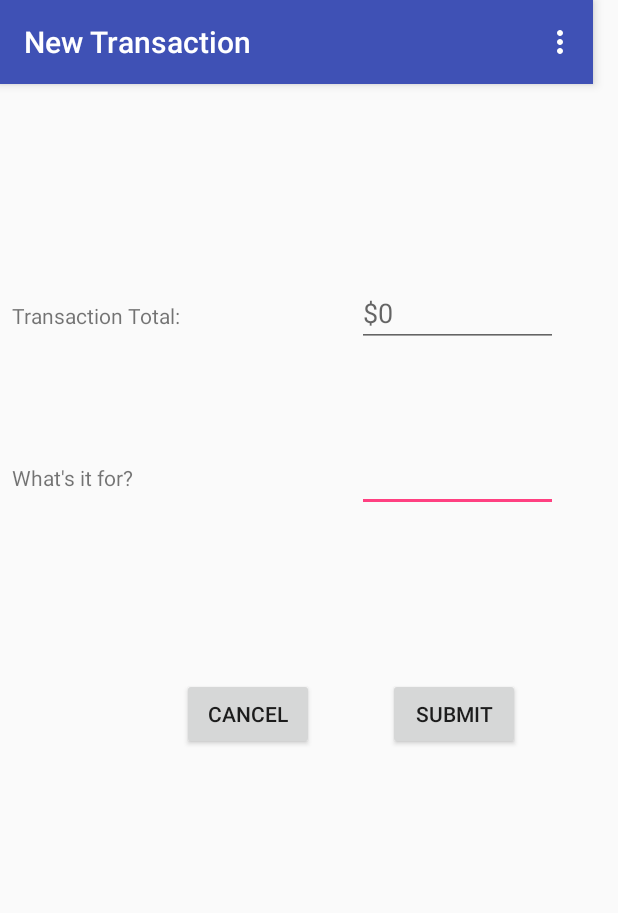
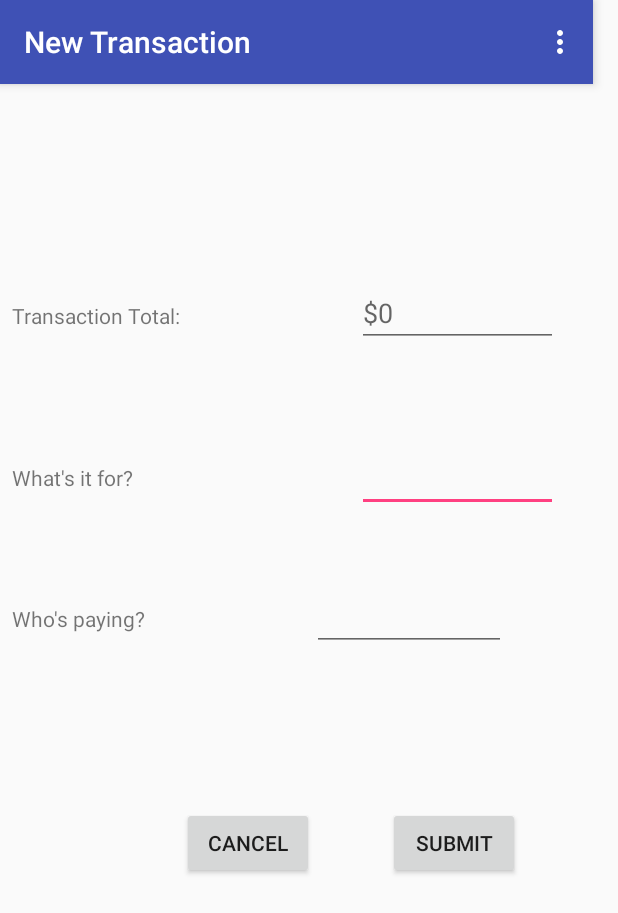
Before and after one commit to rayzhv/spl.it, an Android app: the TransactionActivity screen opened directly, with no data from a screen before it, on a phone screen of 412 x 824 dp. Shown: the top 913 px of the screen. Run offline under Robolectric (Android 15) with nearby library versions, the light colour scheme and no system bars; our stand-ins replace Firebase (no records; nobody signed in at launch, a user with empty details on screens opened directly).

Commit message:
updated transactionActivity
added payer field

```diff
--- a/app/src/main/java/edu/gatech/split/Controllers/TransactionActivity.java
+++ b/app/src/main/java/edu/gatech/split/Controllers/TransactionActivity.java
@@ -21,6 +21,7 @@ public class TransactionActivity extends AppCompatActivity {
     DatabaseReference databaseTransactions;
     EditText total;
     EditText purpose;
+    EditText payer;
     Button submitButton;
     @Override
     protected void onCreate(Bundle savedInstanceState) {
@@ -29,11 +30,12 @@ public class TransactionActivity extends AppCompatActivity {
         Toolbar toolbar = (Toolbar) findViewById(R.id.toolbar);
         setSupportActionBar(toolbar);
 
-        databaseTransactions = FirebaseDatabase.getInstance().getReference("transactions");
+        databaseTransactions = FirebaseDatabase.getInstance().getReference("transactionTest");
         Button cancelButton = (Button) findViewById(R.id.cancel);
         submitButton = (Button) findViewById(R.id.submit);
         total = (EditText) findViewById(R.id.total);
         purpose = (EditText) findViewById(R.id.purpose);
+        payer = (EditText) findViewById(R.id.payer);
 
         submitButton.setOnClickListener(new View.OnClickListener() {
             @Override
@@ -58,9 +60,10 @@ public class TransactionActivity extends AppCompatActivity {
         if (total.getText().toString().length()!=0 && purpose.getText().toString().length()!=0) {
             double amount = Double.parseDouble(total.getText().toString().trim());
             String subject = purpose.getText().toString().trim();
+            String user = payer.getText().toString().trim();
             if (amount != 0 && !subject.isEmpty()) {
                 String key = databaseTransactions.push().getKey();
-                Transaction txn = new Transaction(key, subject, amount);
+                Transaction txn = new Transaction(key, subject, amount, user);
                 databaseTransactions.child(key).setValue(txn);
                 Toast.makeText(this, "Transaction recorded.", Toast.LENGTH_LONG).show();
             }
--- a/app/src/main/java/edu/gatech/split/Firebase.java
+++ /dev/null
@@ -1,12 +0,0 @@
-package edu.gatech.split;
-
-import com.google.firebase.database.DatabaseReference;
-import com.google.firebase.database.FirebaseDatabase;
-
-/**
- * Created by tonyzhang on 10/20/18.
- */
-
-public class Firebase {
-
-}
--- a/app/src/main/java/edu/gatech/split/Model/Transaction.java
+++ b/app/src/main/java/edu/gatech/split/Model/Transaction.java
@@ -1,26 +1,31 @@
 package edu.gatech.split.Model;
 
 public class Transaction {
-    String key;
-    String purpose;
-    double amount;
+    private String key;
+    private String payer;
+    private String purpose;
+    private double amount;
 
     // Default no-arg constructor required by Firebase
     public Transaction() {
 
     }
 
-    public Transaction(String key, String purpose, double amount) {
+    public Transaction(String key, String purpose, double amount, String payer) {
         this.key = key;
         this.purpose = purpose;
         this.amount = amount;
+        this.payer = payer;
     }
 
     public String getPurpose() {
         return purpose;
     }
 
+    public String getPayer() { return payer; }
+
     public double getAmount() {
         return amount;
     }
+
 }
--- a/app/src/main/res/layout/activity_transaction.xml
+++ b/app/src/main/res/layout/activity_transaction.xml
@@ -107,7 +107,7 @@
         app:layout_constraintHorizontal_bias="1.0"
         app:layout_constraintStart_toEndOf="@+id/cancel"
         app:layout_constraintTop_toTopOf="parent"
-        app:layout_constraintVertical_bias="0.584" />
+        app:layout_constraintVertical_bias="0.697" />
 
     <Button
         android:id="@+id/cancel"
@@ -123,7 +123,39 @@
         app:layout_constraintEnd_toStartOf="@+id/submit"
         app:layout_constraintStart_toStartOf="parent"
         app:layout_constraintTop_toTopOf="parent"
-        app:layout_constraintVertical_bias="0.584" />
+        app:layout_constraintVertical_bias="0.697" />
+
+    <TextView
+        android:id="@+id/textViewPayer"
+        android:layout_width="wrap_content"
+        android:layout_height="wrap_content"
+        android:layout_marginBottom="8dp"
+        android:layout_marginEnd="8dp"
+        android:layout_marginStart="8dp"
+        android:layout_marginTop="8dp"
+        android:text="Who's paying?"
+        app:layout_constraintBottom_toBottomOf="parent"
+        app:layout_constraintEnd_toEndOf="parent"
+        app:layout_constraintHorizontal_bias="0.0"
+        app:layout_constraintStart_toStartOf="parent"
+        app:layout_constraintTop_toTopOf="parent" />
+
+    <EditText
+        android:id="@+id/payer"
+        android:layout_width="129dp"
+        android:layout_height="wrap_content"
+        android:layout_marginBottom="8dp"
+        android:layout_marginEnd="40dp"
+        android:layout_marginStart="8dp"
+        android:layout_marginTop="8dp"
+        android:ems="10"
+        android:inputType="textPersonName"
+        app:layout_constraintBottom_toBottomOf="parent"
+        app:layout_constraintEnd_toEndOf="parent"
+        app:layout_constraintHorizontal_bias="0.748"
+        app:layout_constraintStart_toEndOf="@+id/textViewPayer"
+        app:layout_constraintTop_toTopOf="parent"
+        app:layout_constraintVertical_bias="0.499" />
 
 
 </android.support.constraint.ConstraintLayout>
```
